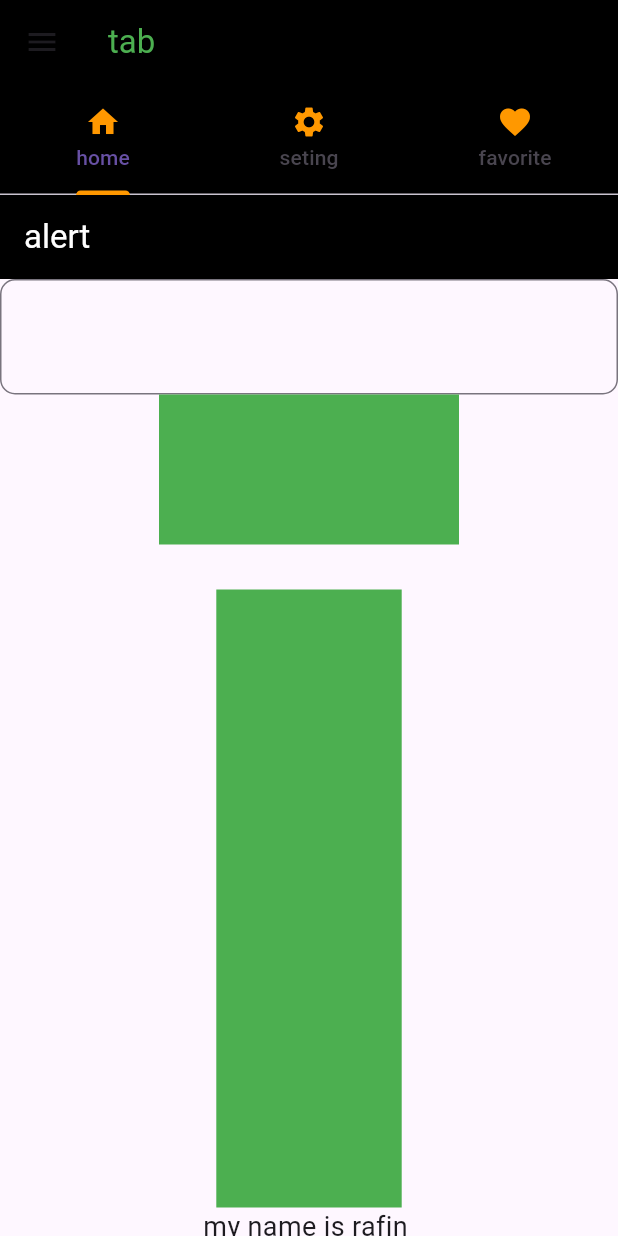
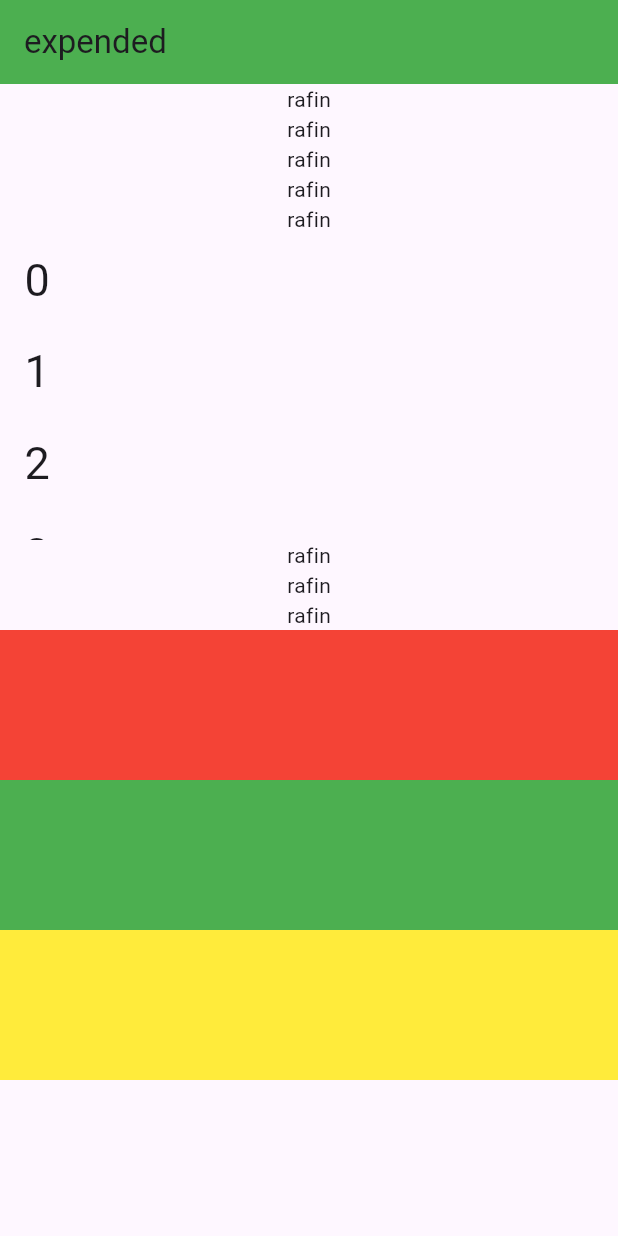
Before and after one commit to rafin828/ostadpractice, a Flutter app: the screen it shows after launch, on a phone screen of 412 x 824 dp. Run offline on Flutter 3.47's test engine with Material 3 defaults, Android fonts, the phone set to English and light mode, and no system bars.

Commit message:
module14-class1

```diff
--- a/lib/module12-2/tab.dart
+++ b/lib/module12-2/tab.dart
@@ -47,6 +47,7 @@ class tab extends StatelessWidget {
           tanvir()
 
 
+
         ]),
         drawer: Drawer(
           backgroundColor: Colors.white,
@@ -90,4 +91,6 @@ class tab extends StatelessWidget {
       ),
     );
   }
+
+  tanvir() {}
 }
--- /dev/null
+++ b/lib/module_14/class_1_expended.dart
@@ -0,0 +1,58 @@
+import 'package:flutter/material.dart';
+class expen extends StatelessWidget {
+  const expen({super.key});
+
+  @override
+  Widget build(BuildContext context) {
+    return Scaffold(
+      appBar: AppBar(
+        title: Text("expended"),
+        backgroundColor: Colors.green,
+      ),
+      body: Column(
+        children: [
+          Text("rafin"),
+          Text("rafin"),
+          Text("rafin"),
+          Text("rafin"),
+          Text("rafin"),
+
+
+          Flexible(                                 ///expended o use kora jai
+            child: ListView.builder(
+                shrinkWrap: true,
+              // physics: NeverScrollableScrollPhysics(),
+                itemCount: 20,
+                itemBuilder:
+
+                    (context,index){
+                  return ListTile(
+                    title: Text(index.toString()),
+                  );
+
+                }),
+          ),
+          Text("rafin"),
+          Text("rafin"),
+          Text("rafin"),
+          Container(
+            color: Colors.red,
+            height: 100,
+          ),
+          Flexible(
+            flex: 1,///expended holo khali jaiga sob niye nbe
+            child: Container(
+              color: Colors.green,
+              height: 100,
+            ),
+          ),
+          Container(
+            color: Colors.yellow,
+            height: 100,
+          ),
+
+        ],
+      ),
+    );
+  }
+}
--- a/lib/myapp.dart
+++ b/lib/myapp.dart
@@ -1,4 +1,7 @@
+import 'dart:math';
+
 import 'package:flutter/material.dart';
+import 'package:ostadclassagain2/module12-2/practice_2.dart';
 import 'package:ostadclassagain2/practice.dart';
 import 'package:ostadclassagain2/stack.dart';
 
@@ -6,7 +9,10 @@ import 'Alart.dart';
 import 'gridiew.dart';
 import 'modul10;class3.dart';
 import 'module11and 1.dart';
+import 'module12-2/moudule_12_clss3.dart';
 import 'module12-2/tab.dart';
+import 'module_14/class1.dart';
+import 'module_14/class_1_expended.dart';
 class Myapp extends StatelessWidget {
   const Myapp({super.key});
 
@@ -42,7 +48,18 @@ class Myapp extends StatelessWidget {
       darkTheme: ThemeData.dark(),
       themeMode: ThemeMode.system,
       title: "hello",
-      home: tab(),
+      home: expen(),
+     // initialRoute: '/class9',
+      routes: {
+      //  '/home' : (context)=>Alart(),
+      //  '/class2' : (context)=>rafi(),
+      //  '/class3' : (context)=>grid(),
+       // '/buttonNav' : (context)=>buttomNv(),
+       // '/class4' : (context)=>islam(),///Navigation er jonoo use hoi
+//'/class9':(context)=>islam()
+
+
+      },
     );
   }
 }
--- a/lib/stack.dart
+++ b/lib/stack.dart
@@ -86,10 +86,7 @@ class rafi extends StatelessWidget {
             SizedBox(height: 20),
             ElevatedButton(
               onPressed: () {
-                Navigator.push(
-                  context,
-                  MaterialPageRoute(builder: (context) =>Alart ()),
-                );
+                Navigator.pushNamed(context, '/home');
               },
               child: Text("next"),
             ),
```
Also changed, not shown: lib/module12-2/moudule_12_clss3.dart (added, +47 -0 lines), lib/module12-2/practice_2.dart (added, +40 -0 lines), lib/module_14/class1.dart (added, +134 -0 lines), lib/practice.dart (+41 -139 lines).
